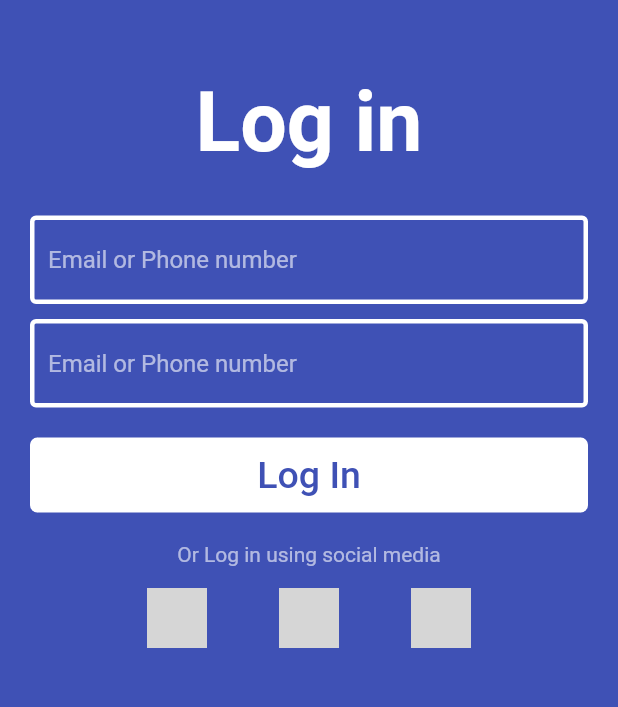
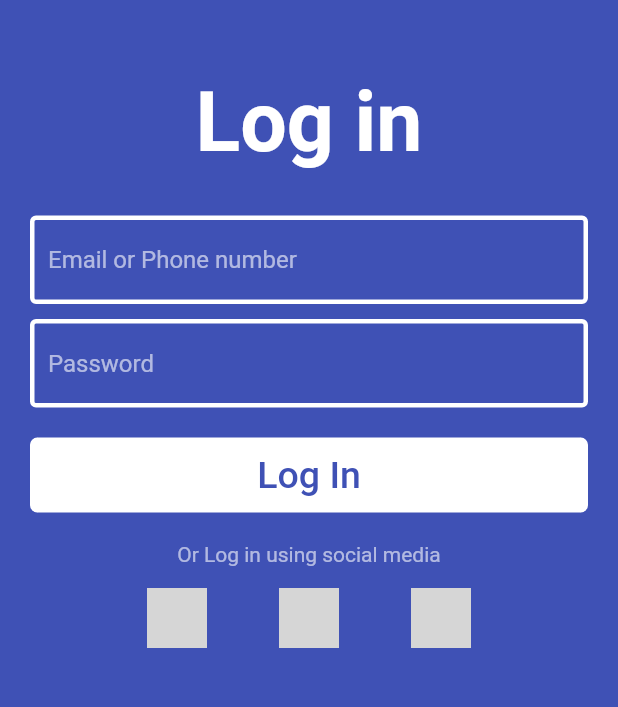
Before and after one commit to yasiru-hasaranjala/blind-smart-shoe, a Flutter app: the screen it shows after launch, after a tap on "Log In", on a phone screen of 412 x 824 dp, the part 158-865 px from its top. Run offline on Flutter 3.47's test engine with Material 2 defaults, Android fonts, the phone set to English and light mode, and no system bars; our stand-ins replace firebase_auth, firebase_core, firebase_database, google_maps_flutter; accounts and stored records are empty; network calls fail; grey boxes are pictures that could not be loaded.

Commit message:
login fix

```diff
--- a/lib/modules/login/login.dart
+++ b/lib/modules/login/login.dart
@@ -136,7 +136,7 @@ class _LoginScreenState extends State<LoginScreen> {
                 keyboardType: TextInputType.emailAddress,
                 controller: pass,
                 color1: Colors.white,
-                hinttext: 'Email or Phone number',
+                hinttext: 'Password',
                 isPassword: true,
                 suffixIcon: pass.text.isEmpty
                     ? Container(width: 0)
--- a/lib/modules/map/map.dart
+++ b/lib/modules/map/map.dart
@@ -55,7 +55,9 @@ class MapState extends State<Map> {
   @override
   Widget build(BuildContext context) {
     double width = MediaQuery.of(context).size.width;
-    return Scaffold(
+    return WillPopScope(
+      onWillPop: () async {return false;},
+      child: Scaffold(
         body: StreamBuilder(
           stream: ref.child('Location').onValue,
           builder: (context, snap) {
@@ -192,6 +194,7 @@ class MapState extends State<Map> {
           ),
           title: const Text('Blind Smart Shoe'),
         ),
+      ),
     );
   }
 }
```
Also changed, not shown: screens/qemu-system-x86_64_UW0xMvxxnc.jpg (added), screens/qemu-system-x86_64_fe67l1I3aY.jpg (deleted). Lines whose indentation alone changed are shown as unchanged.
